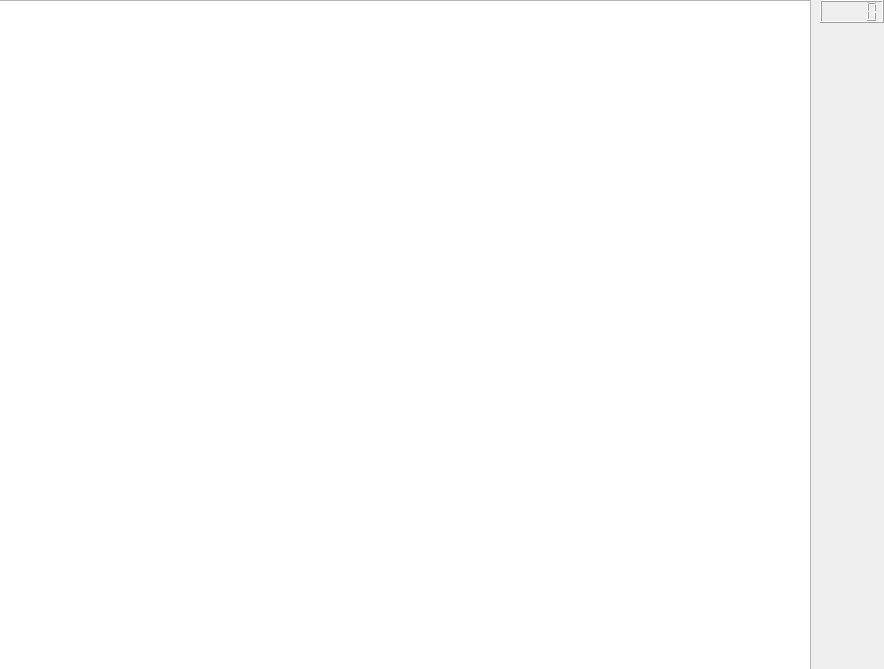
The window that mainwindow.ui (Imarjimenez/Proyecto-final) describes before a commit, drawn with Qt 5.
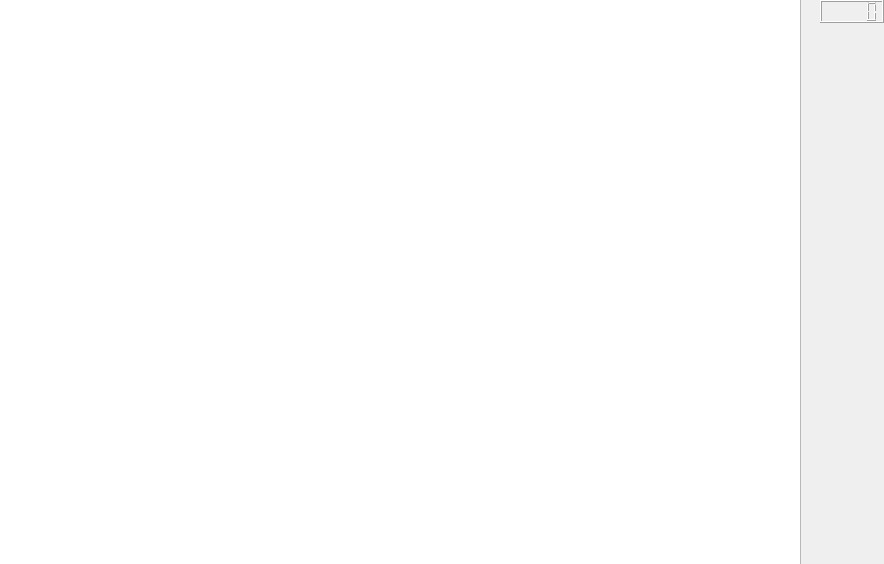
The same window after the commit.

```diff
--- a/mainwindow.ui
+++ b/mainwindow.ui
@@ -7,7 +7,7 @@
     <x>0</x>
     <y>0</y>
     <width>884</width>
-    <height>669</height>
+    <height>564</height>
    </rect>
   </property>
   <property name="windowTitle">
@@ -17,10 +17,10 @@
    <widget class="QGraphicsView" name="graphicsView">
     <property name="geometry">
      <rect>
-      <x>-20</x>
-      <y>0</y>
+      <x>-30</x>
+      <y>-10</y>
       <width>831</width>
-      <height>671</height>
+      <height>611</height>
      </rect>
     </property>
    </widget>
```
